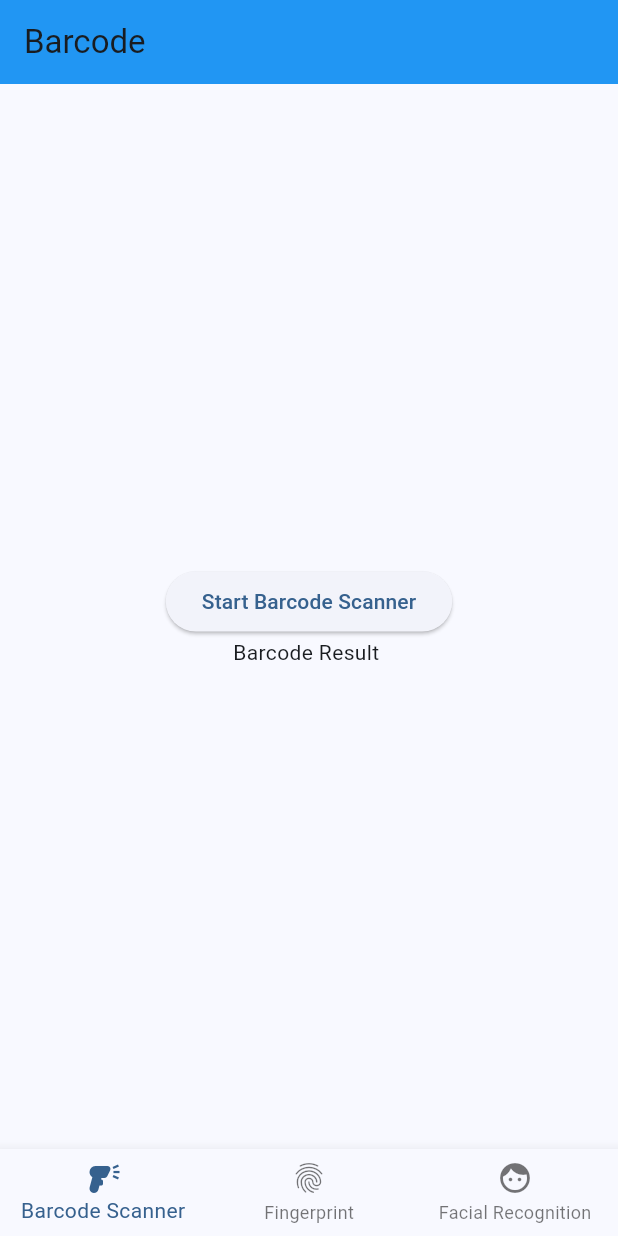
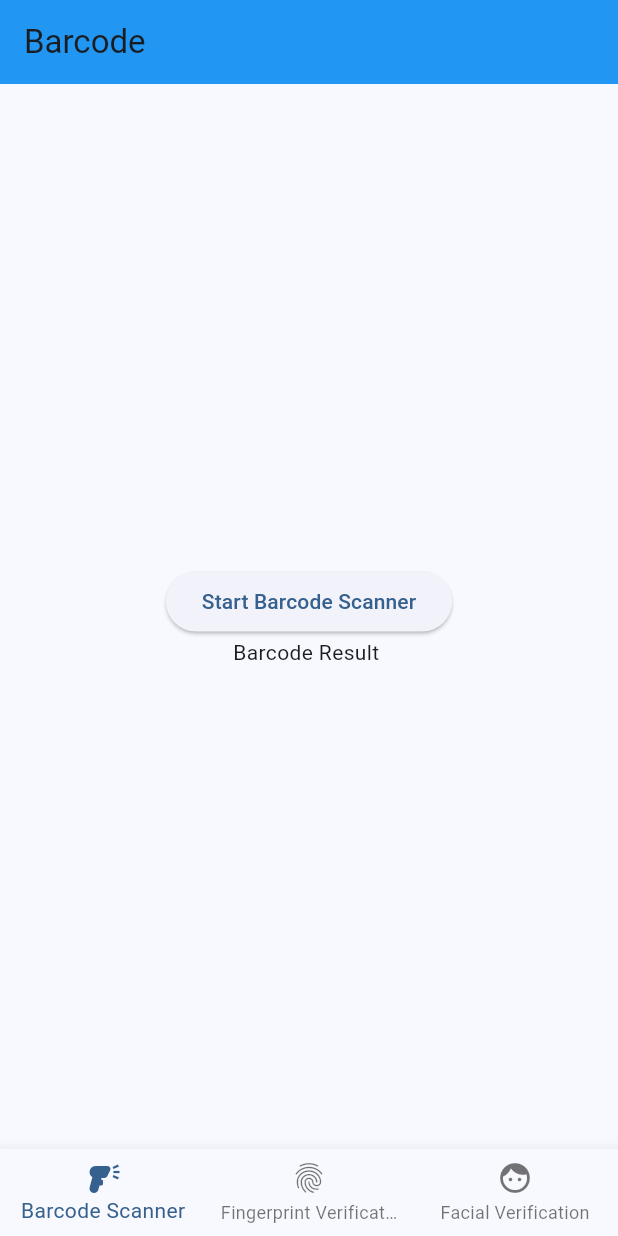
Before and after one commit to bryan-me/Biometric-Voter-Verification, a Flutter app: the screen it shows after launch, on a phone screen of 412 x 824 dp. Run offline on Flutter 3.47's test engine with Material 3 defaults, Android fonts, the phone set to English and light mode, and no system bars; our stand-ins replace image_picker, local_auth; missing offline and left inert: flutter_barcode_scanner.

```diff
--- a/lib/main.dart
+++ b/lib/main.dart
@@ -35,15 +35,13 @@ class MyHomePage extends StatefulWidget {
 }
 
 class _MyHomePageState extends State<MyHomePage> {
-
-
-
+  int selectedIndex = 0; // Declare selectedIndex here
 
   @override
   Widget build(BuildContext context) {
-    var selectedIndex = 0;
     var colorScheme = Theme.of(context).colorScheme;
 
+    // Define page variable
      Widget page;
     switch (selectedIndex) {
       case 0:
@@ -59,8 +57,7 @@ class _MyHomePageState extends State<MyHomePage> {
         throw UnimplementedError('no widget for $selectedIndex');
     }
 
-    // The container for the current page, with its background color
-    // and subtle switching animation.
+
     var mainArea = ColoredBox(
       color: colorScheme.surfaceVariant,
       child: AnimatedSwitcher(
@@ -72,13 +69,10 @@ class _MyHomePageState extends State<MyHomePage> {
     return Scaffold(
       body: LayoutBuilder(
         builder: (context, constraints) {
-          if (constraints.maxWidth < 450) {
-            // Use a more mobile-friendly layout with BottomNavigationBar
-            // on narrow screens.
+          if (constraints.maxWidth < 550) {
             return Column(
               children: [
                 Expanded(child: mainArea),
-                //SafeArea(
                 BottomNavigationBar(
                   items: const [
                     BottomNavigationBarItem(
@@ -87,11 +81,11 @@ class _MyHomePageState extends State<MyHomePage> {
                     ),
                     BottomNavigationBarItem(
                       icon: Icon(Icons.fingerprint),
-                        label: 'Fingerprint',
+                      label: 'Fingerprint Verification',
                     ),
                     BottomNavigationBarItem(
                       icon: Icon(Icons.face),
-                        label: 'Facial Recognition',
+                      label: 'Facial Verification',
                     ),
                   ],
                   currentIndex: selectedIndex,
@@ -101,14 +95,12 @@ class _MyHomePageState extends State<MyHomePage> {
                     });
                   },
                 ),
-                //)
               ],
             );
           } else {
             return Row(
               children: [
-                SafeArea(
-                  child: NavigationRail(
+                NavigationRail(
                   extended: constraints.maxWidth >= 600,
                   destinations: const [
                     NavigationRailDestination(
@@ -117,11 +109,11 @@ class _MyHomePageState extends State<MyHomePage> {
                     ),
                     NavigationRailDestination(
                       icon: Icon(Icons.fingerprint),
-                        label: Text('Fingerprint'),
+                      label: Text('Fingerprint Verification'),
                     ),
                     NavigationRailDestination(
                       icon: Icon(Icons.face),
-                        label: Text('Facial Recognition'),
+                      label: Text('Facial Verification'),
                     ),
                   ],
                   selectedIndex: selectedIndex,
@@ -131,7 +123,6 @@ class _MyHomePageState extends State<MyHomePage> {
                     });
                   },
                 ),
-                ),
                 Expanded(child: mainArea),
               ],
             );
@@ -140,7 +131,4 @@ class _MyHomePageState extends State<MyHomePage> {
       ),
     );
   }
-
-
-
 }
--- a/lib/screens/camera_page.dart
+++ b/lib/screens/camera_page.dart
@@ -29,7 +29,7 @@ class _CameraState extends State<Camera> {
   Widget build(BuildContext context) {
     return Scaffold(
       appBar: AppBar(
-        title: const Text("Camera"),
+        title: const Text("Facial Verification"),
         backgroundColor: Colors.blue,
       ),
       body: Center(
--- a/pubspec.yaml
+++ b/pubspec.yaml
@@ -38,6 +38,7 @@ dependencies:
   flutter_barcode_scanner: ^2.0.0
   local_auth: ^2.2.0
   image_picker: ^1.0.7
+  path_provider: ^2.1.2
 
 dev_dependencies:
   flutter_test:
```
Also changed, not shown: lib/services/authservice.dart (+44 -2 lines), pubspec.lock, 2 other files. Lines whose indentation alone changed are shown as unchanged.
